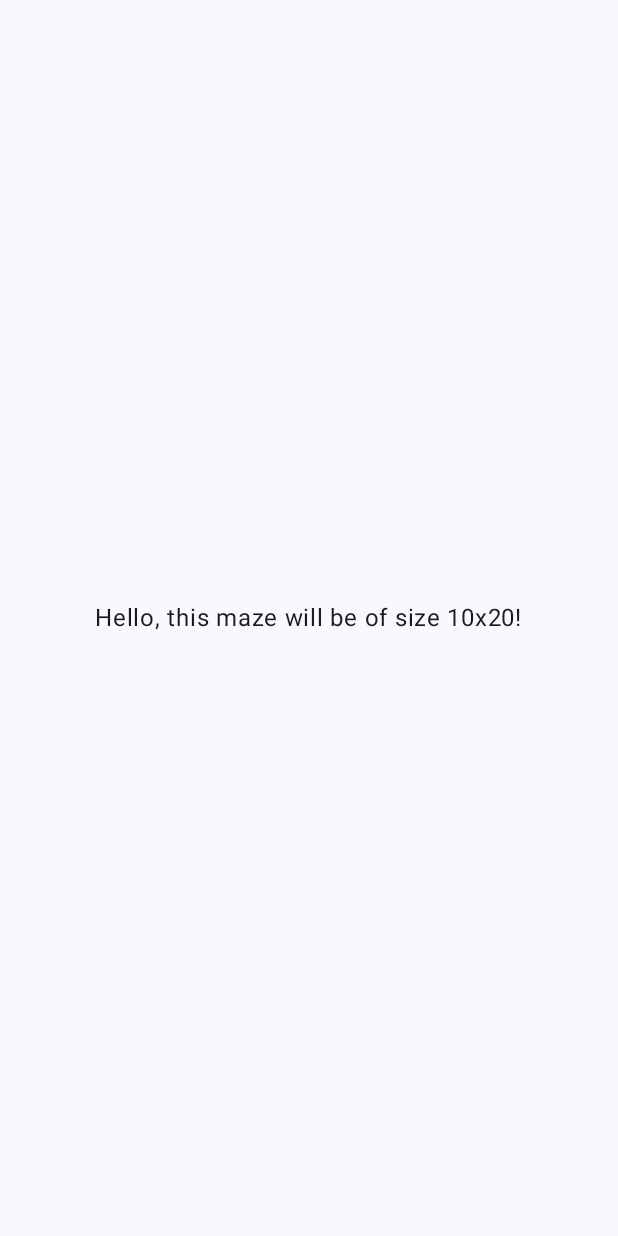
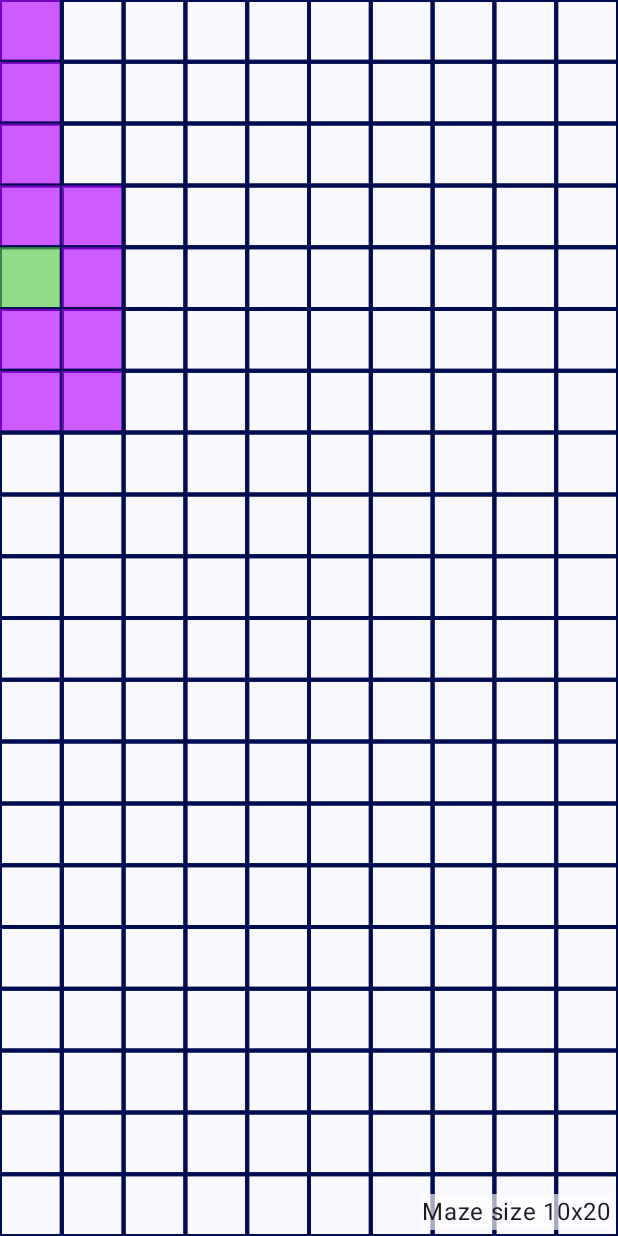
Before and after one commit to peyerc/MazeGen, an Android app built with Jetpack Compose: the screen it shows after launch (MainActivity), on a phone screen of 412 x 824 dp. Before the commit the screen is almost empty. Run offline under Robolectric (Android 15) with nearby library versions, the phone set to English and light mode, and no system bars.

```diff
--- a/app/src/main/java/ch/reason/mazegen/MainActivity.kt
+++ b/app/src/main/java/ch/reason/mazegen/MainActivity.kt
@@ -3,12 +3,15 @@ package ch.reason.mazegen
 import android.os.Bundle
 import androidx.activity.ComponentActivity
 import androidx.activity.compose.setContent
+import androidx.compose.foundation.background
 import androidx.compose.foundation.layout.Box
 import androidx.compose.foundation.layout.fillMaxSize
+import androidx.compose.foundation.layout.padding
 import androidx.compose.material3.MaterialTheme
 import androidx.compose.material3.Surface
 import androidx.compose.material3.Text
 import androidx.compose.runtime.Composable
+import androidx.compose.runtime.LaunchedEffect
 import androidx.compose.runtime.derivedStateOf
 import androidx.compose.runtime.getValue
 import androidx.compose.runtime.mutableStateOf
@@ -23,7 +26,9 @@ import androidx.compose.ui.graphics.Color
 import androidx.compose.ui.graphics.drawscope.DrawScope
 import androidx.compose.ui.layout.onGloballyPositioned
 import androidx.compose.ui.tooling.preview.Preview
+import androidx.compose.ui.unit.dp
 import ch.reason.mazegen.ui.theme.MazeGenTheme
+import kotlinx.coroutines.delay
 
 class MainActivity : ComponentActivity() {
     override fun onCreate(savedInstanceState: Bundle?) {
@@ -44,8 +49,14 @@ class MainActivity : ComponentActivity() {
 
 @Composable
 fun Maze(width: Int, height: Int) {
-    var tileSize by remember {
-        mutableStateOf(Size.Zero)
+    var tileSize by remember { mutableStateOf(Size.Zero) }
+
+    var visited by remember { mutableStateOf(setOf<Coordinates>()) }
+
+    var current by remember { mutableStateOf<Coordinates?>(null) }
+
+    LaunchedEffect(current) {
+        current?.let { visited += visited + it }
     }
 
     val maze by remember {
@@ -53,13 +64,28 @@ fun Maze(width: Int, height: Int) {
             (0 until height).map { y ->
                 (0 until width).map { x ->
                     val coordinates = Coordinates(x, y)
-                    coordinates to Cell(coordinates, tileSize, emptyList())
+                    coordinates to Cell(
+                        coordinates = coordinates,
+                        size = tileSize,
+                        visited = coordinates in visited,
+                        current = coordinates == current,
+                    )
                 }
             }.flatten().toMap()
         }
     }
 
     println("xxx Maze: ${maze[Coordinates(3, 4)]}")
+
+    LaunchedEffect(Unit) {
+        delay(1000)
+        current = Coordinates(0, 0)
+
+        while (true) {
+            delay(200)
+            current = current?.getNext(maze) ?: break
+        }
+    }
 
     Box(
         modifier = Modifier
@@ -76,16 +102,35 @@ fun Maze(width: Int, height: Int) {
             }
     ) {
         Text(
-            text = "Hello, this maze will be of size ${width}x$height!",
-            modifier = Modifier.align(Alignment.Center)
+            text = "Maze size ${width}x$height",
+            modifier = Modifier
+                .align(Alignment.BottomEnd)
+                .padding(4.dp)
+                .background(Color.White.copy(alpha = 0.65f))
         )
     }
 }
 
-data class Cell(val coordinates: Coordinates, val size: Size, val walls: List<Wall>) {
+private fun Coordinates.getNext(maze: Map<Coordinates, Cell>): Coordinates? {
+    val neighbours = listOf(
+        Coordinates(x + 1, y),
+        Coordinates(x, y + 1),
+        Coordinates(x - 1, y),
+        Coordinates(x, y - 1),
+    ).filter { it in maze.keys && maze[it]?.visited == false }
+    return if (!neighbours.isEmpty()) neighbours.random() else null
+}
+
+data class Cell(
+    val coordinates: Coordinates,
+    val size: Size,
+    val walls: List<Wall> = listOf(Wall.Top, Wall.Left, Wall.Bottom, Wall.Right),
+    val visited: Boolean,
+    val current: Boolean,
+) {
+
     fun draw(scope: DrawScope) {
-
-        val color = Color.Red
+        val color = Color(0xFF000D50)
         val strokeWidth = 4f
         val x = coordinates.x * size.width
         val y = coordinates.y * size.height
@@ -121,10 +166,25 @@ data class Cell(val coordinates: Coordinates, val size: Size, val walls: List<Wa
                     )
             }
         }
+        if (current) {
+            scope.drawRect(
+                color = Color(0xA152CF44),
+                topLeft = Offset(x, y),
+                size = size,
+            )
+        } else if (visited) {
+            scope.drawRect(
+                color = Color(0xA1B300FF),
+                topLeft = Offset(x, y),
+                size = size,
+            )
+        }
+    }
 
-    }
 }
+
 data class Coordinates(val x: Int, val y: Int)
+
 enum class Wall {
     Top, Right, Bottom, Left
 }
```
